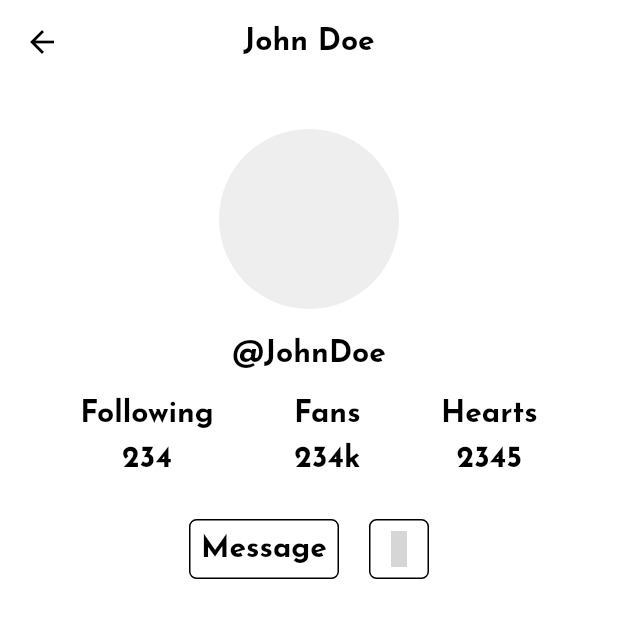
After one commit to msramesh2k1/video_sharing_application, a Flutter app: the AccountPage screen opened directly, on a phone screen of 412 x 824 dp. The commit adds this screen. Shown: the top 618 px of the screen. Run offline on Flutter 3.47's test engine with Material 2 defaults, Android fonts, the phone set to English and light mode, and no system bars; our stand-ins replace cloud_firestore, eva_icons_flutter, firebase_core, google_fonts, video_player; missing offline and left inert: video_thumbnail; accounts and stored records are empty; network calls fail; grey boxes are pictures that could not be loaded.

Commit message:
update:account screen

```diff
--- /dev/null
+++ b/lib/views/account_screen.dart
@@ -0,0 +1,187 @@
+import 'package:cloud_firestore/cloud_firestore.dart';
+import 'package:eva_icons_flutter/eva_icons_flutter.dart';
+import 'package:flutter/material.dart';
+import 'package:google_fonts/google_fonts.dart';
+import 'package:action/views/video_thumbnail.dart' as tn;
+
+class AccountPage extends StatefulWidget {
+  const AccountPage({Key? key}) : super(key: key);
+
+  @override
+  _AccountPageState createState() => _AccountPageState();
+}
+
+class _AccountPageState extends State<AccountPage> {
+  @override
+  Widget build(BuildContext context) {
+    return Scaffold(
+      appBar: AppBar(
+        elevation: 0,
+        iconTheme: const IconThemeData(color: Colors.black),
+        backgroundColor: Colors.white,
+        centerTitle: true,
+        title: Text("John Doe",
+            style: GoogleFonts.josefinSans(
+              color: Colors.black,
+              fontWeight: FontWeight.bold,
+              fontSize: 20,
+            )),
+      ),
+      body: Container(
+        color: Colors.white,
+        child: Column(
+          children: [
+            const SizedBox(
+              height: 30,
+            ),
+            Center(
+              child: CircleAvatar(
+                radius: 60,
+                backgroundColor: Colors.grey.shade200,
+              ),
+            ),
+            const SizedBox(
+              height: 20,
+            ),
+            Text("@JohnDoe",
+                style: GoogleFonts.josefinSans(
+                  color: Colors.black,
+                  fontWeight: FontWeight.bold,
+                  fontSize: 20,
+                )),
+            const SizedBox(
+              height: 20,
+            ),
+            Row(
+              mainAxisAlignment: MainAxisAlignment.spaceEvenly,
+              children: [
+                Column(
+                  children: [
+                    Text("Following",
+                        style: GoogleFonts.josefinSans(
+                          color: Colors.black,
+                          fontWeight: FontWeight.bold,
+                          fontSize: 20,
+                        )),
+                    const SizedBox(
+                      height: 10,
+                    ),
+                    Text("234",
+                        style: GoogleFonts.josefinSans(
+                          color: Colors.black,
+                          fontWeight: FontWeight.bold,
+                          fontSize: 20,
+                        )),
+                  ],
+                ),
+                Column(
+                  children: [
+                    Text("Fans",
+                        style: GoogleFonts.josefinSans(
+                          color: Colors.black,
+                          fontWeight: FontWeight.bold,
+                          fontSize: 20,
+                        )),
+                    const SizedBox(
+                      height: 10,
+                    ),
+                    Text("234k",
+                        style: GoogleFonts.josefinSans(
+                          color: Colors.black,
+                          fontWeight: FontWeight.bold,
+                          fontSize: 20,
+                        )),
+                  ],
+                ),
+                Column(
+                  children: [
+                    Text("Hearts",
+                        style: GoogleFonts.josefinSans(
+                          color: Colors.black,
+                          fontWeight: FontWeight.bold,
+                          fontSize: 20,
+                        )),
+                    const SizedBox(
+                      height: 10,
+                    ),
+                    Text("2345",
+                        style: GoogleFonts.josefinSans(
+                          color: Colors.black,
+                          fontWeight: FontWeight.bold,
+                          fontSize: 20,
+                        )),
+                  ],
+                ),
+              ],
+            ),
+            const SizedBox(
+              height: 30,
+            ),
+            Row(
+              mainAxisAlignment: MainAxisAlignment.center,
+              children: [
+                Container(
+                  child: Center(
+                    child: Text("Message",
+                        style: GoogleFonts.josefinSans(
+                          color: Colors.black,
+                          fontWeight: FontWeight.bold,
+                          fontSize: 20,
+                        )),
+                  ),
+                  height: 40,
+                  width: 100,
+                  decoration: BoxDecoration(
+                      borderRadius: BorderRadius.circular(5),
+                      border: Border.all(color: Colors.black)),
+                ),
+                const SizedBox(
+                  width: 20,
+                ),
+                Container(
+                  child: const Center(child: Icon(EvaIcons.personAddOutline)),
+                  height: 40,
+                  width: 40,
+                  decoration: BoxDecoration(
+                      borderRadius: BorderRadius.circular(5),
+                      border: Border.all(color: Colors.black)),
+                )
+              ],
+            ),
+            const SizedBox(
+              height: 50,
+            ),
+            Expanded(
+              child: SizedBox(
+                child: StreamBuilder<QuerySnapshot>(
+                    stream: FirebaseFirestore.instance
+                        .collection("videos")
+                        .snapshots(),
+                    builder: (context, snapshots) {
+                      return GridView.builder(
+                          itemCount: snapshots.data!.docs.length,
+                          gridDelegate:
+                              const SliverGridDelegateWithFixedCrossAxisCount(
+                                  crossAxisCount: 3),
+                          itemBuilder: (context, index) {
+                            return Padding(
+                              padding: const EdgeInsets.all(2),
+                              child: Container(
+                                height: 50,
+                                width: 40,
+                                child: tn.ThumbnailImage(
+                                  videoUrl: snapshots.data!.docs[index]['url'],
+                                  fit: BoxFit.cover,
+                                ),
+                              ),
+                            );
+                          });
+                    }),
+              ),
+            )
+          ],
+        ),
+      ),
+    );
+  }
+}
--- a/lib/views/video_page.dart
+++ b/lib/views/video_page.dart
@@ -1,6 +1,7 @@
 import 'dart:io';
 import 'dart:math';
 
+import 'package:action/views/account_screen.dart';
 import 'package:action/views/search_page.dart';
 import 'package:action/views/video_thumbnail.dart' as tn;
 import 'package:eva_icons_flutter/eva_icons_flutter.dart';
@@ -64,8 +65,10 @@ class _VideoPageState extends State<VideoPage> {
                   ),
                   GestureDetector(
                     onTap: () {
-                      Navigator.push(context,
-                          MaterialPageRoute(builder: (_) => const SearchPage()));
+                      Navigator.push(
+                          context,
+                          MaterialPageRoute(
+                              builder: (_) => const SearchPage()));
                     },
                     child: const Icon(
                       EvaIcons.search,
@@ -84,13 +87,21 @@ class _VideoPageState extends State<VideoPage> {
                       ),
                     ),
                   ),
-                    const Icon(
+                  const Icon(
                     EvaIcons.messageSquareOutline,
                     color: Colors.white,
                   ),
-                  const Icon(
-                    EvaIcons.personOutline,
-                    color: Colors.white,
+                  GestureDetector(
+                    onTap: () {
+                      Navigator.push(
+                          context,
+                          MaterialPageRoute(
+                              builder: (_) => const AccountPage()));
+                    },
+                    child: const Icon(
+                      EvaIcons.personOutline,
+                      color: Colors.white,
+                    ),
                   )
                 ],
               ),
```
